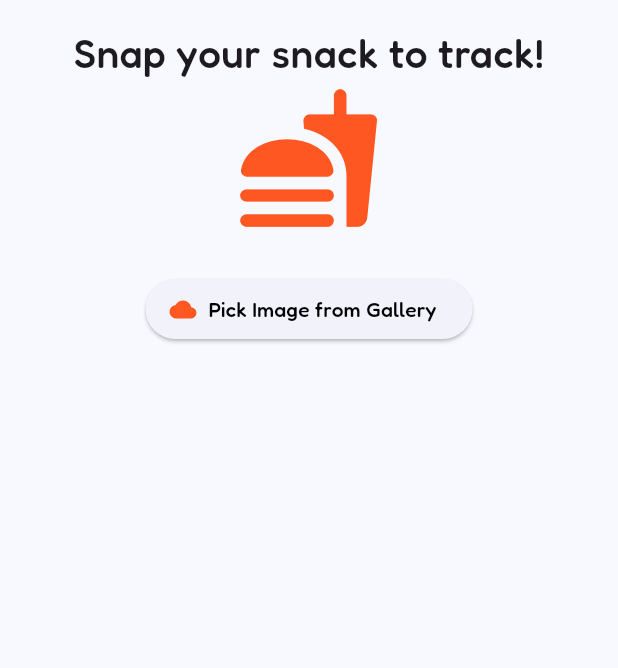
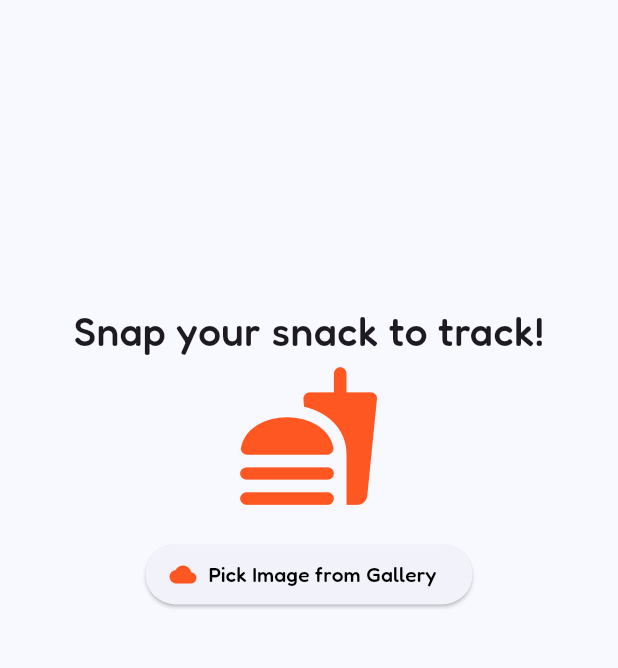
Before and after one commit to Atharva0418/Calories, a Flutter app: the screen it shows after launch, on a phone screen of 412 x 824 dp, the part 84-752 px from its top. Run offline on Flutter 3.47's test engine with Material 3 defaults, Android fonts, the phone set to English and light mode, and no system bars; our stand-ins replace flutter_dotenv, flutter_screenutil, google_fonts, image_picker, lottie.

```diff
--- a/lib/main.dart
+++ b/lib/main.dart
@@ -1,11 +1,13 @@
 import 'package:calories/providers/nutrition_provider.dart';
 import 'package:calories/screens/home_screen.dart';
 import 'package:flutter/material.dart';
+import 'package:flutter_dotenv/flutter_dotenv.dart';
 import 'package:flutter_screenutil/flutter_screenutil.dart';
 import 'package:google_fonts/google_fonts.dart';
 import 'package:provider/provider.dart';
 
-void main() {
+Future<void> main() async {
+  await dotenv.load(fileName: ".env");
   runApp(
     ChangeNotifierProvider(
       create: (_) => NutritionProvider(),
--- a/lib/screens/home_screen.dart
+++ b/lib/screens/home_screen.dart
@@ -1,21 +1,15 @@
 import 'package:calories/models/screen_state.dart';
 import 'package:calories/providers/nutrition_provider.dart';
-import 'package:calories/widgets/image_preview.dart';
-import 'package:calories/widgets/nutrition_card.dart';
-import 'package:calories/widgets/pick_image_button.dart';
+import 'package:calories/screens/views/error_view.dart';
+import 'package:calories/screens/views/loading_view.dart';
+import 'package:calories/screens/views/nutrition_view.dart';
+import 'package:calories/screens/widgets/header.dart';
 import 'package:flutter/material.dart';
-import 'package:flutter_screenutil/flutter_screenutil.dart';
-import 'package:google_fonts/google_fonts.dart';
 import 'package:provider/provider.dart';
 
-class HomeScreen extends StatefulWidget {
+class HomeScreen extends StatelessWidget {
   const HomeScreen({super.key});
 
-  @override
-  State<HomeScreen> createState() => _HomeScreenState();
-}
-
-class _HomeScreenState extends State<HomeScreen> {
   @override
   Widget build(BuildContext context) {
     final nutritionProvider = context.watch<NutritionProvider>();
@@ -23,54 +17,21 @@ class _HomeScreenState extends State<HomeScreen> {
     final state = nutritionProvider.state;
 
     return Scaffold(
-      appBar: AppBar(
-        title: Text(
-          'Calories',
-          style: GoogleFonts.dynaPuff(
-            textStyle: TextStyle(
-              fontSize: 24.sp,
-              color: Colors.white,
-              fontWeight: FontWeight.w500,
-            ),
-          ),
-        ),
-        backgroundColor: Colors.orangeAccent,
-      ),
+      appBar: const Header(),
 
       body: Builder(
         builder: (context) {
           switch (state) {
             case ScreenState.loading:
-              return const Center(child: CircularProgressIndicator());
+              return const LoadingView();
 
             case ScreenState.error:
-              return const Center(
-                child: Text("Something went wrong, Please try again."),
-              );
+              return const ErrorView();
 
             case ScreenState.success:
             case ScreenState.idle:
             default:
-              return SingleChildScrollView(
-                child: Padding(
-                  padding: EdgeInsets.all(16.0.w),
-                  child: Column(
-                    children: [
-                      ImagePreview(image: nutritionProvider.imageFile),
-                      SizedBox(height: 20.h),
-
-                      if (nutrition != null)
-                        NutritionCard(
-                          nutrition: nutritionProvider.nutritionInfo!,
-                        ),
-
-                      SizedBox(height: 10.h),
-
-                      const PickImageButton(),
-                    ],
-                  ),
-                ),
-              );
+              return NutritionView();
           }
         },
       ),
--- /dev/null
+++ b/lib/screens/views/nutrition_view.dart
@@ -0,0 +1,36 @@
+import 'package:calories/providers/nutrition_provider.dart';
+import 'package:calories/screens/widgets/back_button.dart';
+import 'package:calories/screens/widgets/image_preview.dart';
+import 'package:calories/screens/widgets/nutrition_card.dart';
+import 'package:calories/screens/widgets/pick_image_button.dart';
+import 'package:flutter/material.dart';
+import 'package:flutter_screenutil/flutter_screenutil.dart';
+import 'package:provider/provider.dart';
+
+class NutritionView extends StatelessWidget {
+  const NutritionView({super.key});
+
+  @override
+  Widget build(BuildContext context) {
+    final provider = context.watch<NutritionProvider>();
+    final nutrition = provider.nutritionInfo;
+    return SingleChildScrollView(
+      child: Padding(
+        padding: EdgeInsets.all(16.0.w),
+        child: Column(
+          children: [
+            ImagePreview(image: provider.imageFile),
+
+            SizedBox(height: 20.h),
+
+            if (nutrition != null) NutritionCard(nutrition: nutrition),
+
+            SizedBox(height: 20.h),
+
+            if (provider.imageFile != null) const GoBackButton(),
+          ],
+        ),
+      ),
+    );
+  }
+}
--- /dev/null
+++ b/lib/screens/widgets/header.dart
@@ -0,0 +1,27 @@
+import 'package:flutter/material.dart';
+import 'package:flutter_screenutil/flutter_screenutil.dart';
+import 'package:google_fonts/google_fonts.dart';
+
+class Header extends StatelessWidget implements PreferredSizeWidget {
+  const Header({super.key});
+
+  @override
+  Widget build(BuildContext context) {
+    return AppBar(
+      title: Text(
+        'Calories',
+        style: GoogleFonts.dynaPuff(
+          textStyle: TextStyle(
+            fontSize: 24.sp,
+            fontWeight: FontWeight.w500,
+            color: Colors.white,
+          ),
+        ),
+      ),
+      backgroundColor: Colors.orangeAccent,
+    );
+  }
+
+  @override
+  Size get preferredSize => Size.fromHeight(kToolbarHeight);
+}
--- a/lib/widgets/image_preview.dart
+++ b/lib/screens/widgets/image_preview.dart
@@ -1,5 +1,6 @@
 import 'dart:io';
 
+import 'package:calories/screens/widgets/pick_image_button.dart';
 import 'package:flutter/material.dart';
 import 'package:flutter_screenutil/flutter_screenutil.dart';
 import 'package:google_fonts/google_fonts.dart';
@@ -30,8 +31,11 @@ class ImagePreview extends StatelessWidget {
         child: Image.file(image!, fit: BoxFit.cover),
       );
     } else {
-      return Center(
+      return SizedBox(
+        height: MediaQuery.of(context).size.height * 0.7,
+        child: Center(
           child: Column(
+            mainAxisSize: MainAxisSize.min,
             children: [
               Text(
                 'Snap your snack to track!',
@@ -43,7 +47,11 @@ class ImagePreview extends StatelessWidget {
                 ),
               ),
               Icon(Icons.fastfood_rounded, size: 100, color: Colors.deepOrange),
+              SizedBox(height: 20.h),
+
+              const PickImageButton(),
             ],
+          ),
         ),
       );
     }
--- a/pubspec.yaml
+++ b/pubspec.yaml
@@ -40,6 +40,9 @@ dependencies:
   flutter_screenutil: ^5.9.3
   http: ^1.4.0
   path: ^1.9.1
+  flutter_dotenv: ^5.2.1
+  flutter_spinkit: ^5.2.1
+  lottie: ^3.3.1
 
 dev_dependencies:
   flutter_test:
@@ -58,6 +61,9 @@ dev_dependencies:
 
 # The following section is specific to Flutter packages.
 flutter:
+  assets:
+    - .env
+    - assets/animations/SearchingFood_colored.json
 
   # The following line ensures that the Material Icons font is
   # included with your application, so that you can use the icons in
```
Also changed, not shown: assets/animations/SearchingFood_colored.json (added, +1 -0 lines), lib/providers/nutrition_provider.dart (+6 -2 lines), lib/screens/views/error_view.dart (added, +63 -0 lines), lib/screens/views/loading_view.dart (added, +23 -0 lines), lib/screens/widgets/back_button.dart (added, +22 -0 lines), lib/screens/widgets/nutrition_card.dart (renamed from lib/widgets/nutrition_card.dart), lib/screens/widgets/pick_image_button.dart (renamed from lib/widgets/pick_image_button.dart), pubspec.lock, 2 other files. Lines whose indentation alone changed are shown as unchanged.
